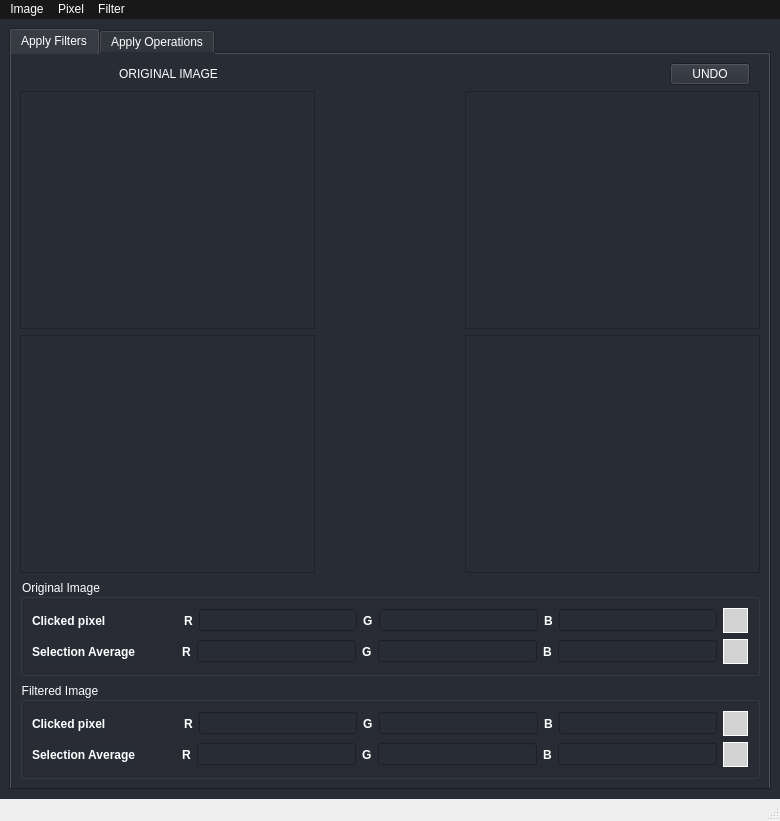
Above: main_gui.ui from MatiMonaco/ATI_TPS before the change. Below: the same form after it.
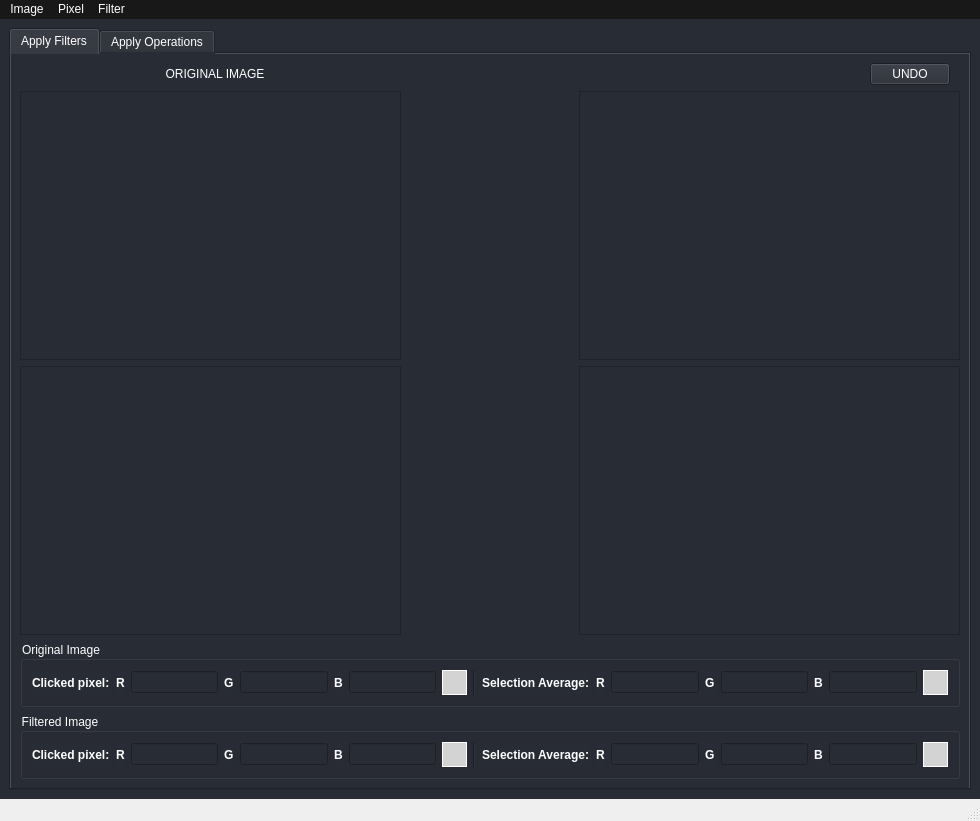
That is the form after the change. Icons and pictures are not drawn.

The edit to the form file:
```diff
--- a/main_gui.ui
+++ b/main_gui.ui
@@ -6,7 +6,7 @@
    <rect>
     <x>0</x>
     <y>0</y>
-    <width>780</width>
+    <width>980</width>
     <height>821</height>
    </rect>
   </property>
@@ -34,7 +34,7 @@
    </property>
    <property name="minimumSize">
     <size>
-     <width>780</width>
+     <width>980</width>
      <height>780</height>
     </size>
    </property>
@@ -158,8 +158,8 @@
             <widget class="QWidget" name="scroll_area_contents_orig_img">
              <property name="geometry">
               <rect>
-               <x>138</x>
-               <y>108</y>
+               <x>180</x>
+               <y>125</y>
                <width>18</width>
                <height>18</height>
               </rect>
@@ -229,8 +229,8 @@
               <rect>
                <x>0</x>
                <y>0</y>
-               <width>294</width>
-               <height>234</height>
+               <width>379</width>
+               <height>268</height>
               </rect>
              </property>
              <property name="sizePolicy">
@@ -264,8 +264,8 @@
             <widget class="QWidget" name="scroll_area_contents_filt_img">
              <property name="geometry">
               <rect>
-               <x>138</x>
-               <y>107</y>
+               <x>180</x>
+               <y>124</y>
                <width>18</width>
                <height>18</height>
               </rect>
@@ -332,8 +332,8 @@
               <rect>
                <x>0</x>
                <y>0</y>
-               <width>294</width>
-               <height>233</height>
+               <width>379</width>
+               <height>267</height>
               </rect>
              </property>
              <property name="sizePolicy">
@@ -358,33 +358,17 @@
           </property>
           <layout class="QVBoxLayout" name="verticalLayout_15">
            <item>
-            <layout class="QHBoxLayout" name="horizontalLayout_2" stretch="0,0,0,0,0,0,0,0,0">
+            <layout class="QHBoxLayout" name="horizontalLayout_2" stretch="0,0,0,0,0,0,0,0,0,0,0,0,0,0,0,0,0">
              <item>
               <widget class="QLabel" name="label_7">
                <property name="styleSheet">
                 <string notr="true">font-weight:bold;</string>
                </property>
                <property name="text">
-                <string>Clicked pixel</string>
+                <string>Clicked pixel:</string>
                </property>
               </widget>
              </item>
-             <item>
-              <spacer name="horizontalSpacer_2">
-               <property name="orientation">
-                <enum>Qt::Horizontal</enum>
-               </property>
-               <property name="sizeType">
-                <enum>QSizePolicy::Minimum</enum>
-               </property>
-               <property name="sizeHint" stdset="0">
-                <size>
-                 <width>72</width>
-                 <height>20</height>
-                </size>
-               </property>
-              </spacer>
-             </item>
              <item>
               <widget class="QLabel" name="label_10">
                <property name="styleSheet">
@@ -460,40 +444,27 @@
                 <string/>
                </property>
                <property name="alignment">
-                <set>Qt::AlignCenter</set>
+                <set>Qt::AlignLeading|Qt::AlignLeft|Qt::AlignVCenter</set>
                </property>
               </widget>
-             </item>
-            </layout>
            </item>
            <item>
-            <layout class="QHBoxLayout" name="horizontalLayout_3">
+              <widget class="Line" name="line_5">
+               <property name="orientation">
+                <enum>Qt::Vertical</enum>
+               </property>
+              </widget>
+             </item>
              <item>
               <widget class="QLabel" name="label_9">
                <property name="styleSheet">
                 <string notr="true">font-weight:bold;</string>
                </property>
                <property name="text">
-                <string>Selection Average</string>
+                <string>Selection Average:</string>
                </property>
               </widget>
              </item>
-             <item>
-              <spacer name="horizontalSpacer_3">
-               <property name="orientation">
-                <enum>Qt::Horizontal</enum>
-               </property>
-               <property name="sizeType">
-                <enum>QSizePolicy::Minimum</enum>
-               </property>
-               <property name="sizeHint" stdset="0">
-                <size>
-                 <width>40</width>
-                 <height>20</height>
-                </size>
-               </property>
-              </spacer>
-             </item>
              <item>
               <widget class="QLabel" name="label_13">
                <property name="styleSheet">
@@ -580,37 +551,19 @@
           <property name="title">
            <string>Filtered Image</string>
           </property>
-          <layout class="QVBoxLayout" name="verticalLayout_16">
+          <layout class="QHBoxLayout" name="horizontalLayout_3">
            <item>
-            <layout class="QHBoxLayout" name="horizontalLayout_4" stretch="0,0,0,0,0,0,0,0,0">
-             <item>
-              <widget class="QLabel" name="label_16">
+            <widget class="QLabel" name="label_23">
                <property name="styleSheet">
                 <string notr="true">font-weight:bold;</string>
                </property>
                <property name="text">
-                <string>Clicked pixel</string>
+              <string>Clicked pixel:</string>
                </property>
               </widget>
              </item>
              <item>
-              <spacer name="horizontalSpacer_9">
-               <property name="orientation">
-                <enum>Qt::Horizontal</enum>
-               </property>
-               <property name="sizeType">
-                <enum>QSizePolicy::Minimum</enum>
-               </property>
-               <property name="sizeHint" stdset="0">
-                <size>
-                 <width>72</width>
-                 <height>20</height>
-                </size>
-               </property>
-              </spacer>
-             </item>
-             <item>
-              <widget class="QLabel" name="label_17">
+            <widget class="QLabel" name="label_19">
                <property name="styleSheet">
                 <string notr="true">font-weight:bold;</string>
                </property>
@@ -627,7 +580,7 @@
               </widget>
              </item>
              <item>
-              <widget class="QLabel" name="label_18">
+            <widget class="QLabel" name="label_17">
                <property name="styleSheet">
                 <string notr="true">font-weight:bold;</string>
                </property>
@@ -638,13 +591,13 @@
              </item>
              <item>
               <widget class="QLineEdit" name="filt_pixel_G_line_edit">
-               <property name="text">
-                <string/>
+             <property name="styleSheet">
+              <string notr="true">font-weight:bold;</string>
                </property>
               </widget>
              </item>
              <item>
-              <widget class="QLabel" name="label_19">
+            <widget class="QLabel" name="label_21">
                <property name="styleSheet">
                 <string notr="true">font-weight:bold;</string>
                </property>
@@ -683,52 +636,15 @@
                <property name="text">
                 <string/>
                </property>
-              </widget>
-             </item>
-            </layout>
-           </item>
-           <item>
-            <layout class="QHBoxLayout" name="horizontalLayout_6">
-             <item>
-              <widget class="QLabel" name="label_20">
-               <property name="styleSheet">
-                <string notr="true">font-weight:bold;</string>
-               </property>
-               <property name="text">
-                <string>Selection Average</string>
-               </property>
+             <property name="alignment">
+              <set>Qt::AlignLeading|Qt::AlignLeft|Qt::AlignVCenter</set>
+             </property>
               </widget>
              </item>
              <item>
-              <spacer name="horizontalSpacer_10">
+            <widget class="Line" name="line_6">
                <property name="orientation">
-                <enum>Qt::Horizontal</enum>
-               </property>
-               <property name="sizeType">
-                <enum>QSizePolicy::Minimum</enum>
-               </property>
-               <property name="sizeHint" stdset="0">
-                <size>
-                 <width>40</width>
-                 <height>20</height>
-                </size>
-               </property>
-              </spacer>
-             </item>
-             <item>
-              <widget class="QLabel" name="label_21">
-               <property name="styleSheet">
-                <string notr="true">font-weight:bold;</string>
-               </property>
-               <property name="text">
-                <string>R</string>
-               </property>
-              </widget>
-             </item>
-             <item>
-              <widget class="QLineEdit" name="filt_avg_R_line_edit">
-               <property name="styleSheet">
-                <string notr="true">font-weight:bold;</string>
+              <enum>Qt::Vertical</enum>
                </property>
               </widget>
              </item>
@@ -738,6 +654,33 @@
                 <string notr="true">font-weight:bold;</string>
                </property>
                <property name="text">
+              <string>Selection Average:</string>
+             </property>
+            </widget>
+           </item>
+           <item>
+            <widget class="QLabel" name="label_18">
+             <property name="styleSheet">
+              <string notr="true">font-weight:bold;</string>
+             </property>
+             <property name="text">
+              <string>R</string>
+             </property>
+            </widget>
+           </item>
+           <item>
+            <widget class="QLineEdit" name="filt_avg_R_line_edit">
+             <property name="styleSheet">
+              <string notr="true">font-weight:bold;</string>
+             </property>
+            </widget>
+           </item>
+           <item>
+            <widget class="QLabel" name="label_16">
+             <property name="styleSheet">
+              <string notr="true">font-weight:bold;</string>
+             </property>
+             <property name="text">
                 <string>G</string>
                </property>
               </widget>
@@ -747,13 +690,10 @@
                <property name="styleSheet">
                 <string notr="true">font-weight:bold;</string>
                </property>
-               <property name="text">
-                <string/>
-               </property>
               </widget>
              </item>
              <item>
-              <widget class="QLabel" name="label_23">
+            <widget class="QLabel" name="label_20">
                <property name="styleSheet">
                 <string notr="true">font-weight:bold;</string>
                </property>
@@ -795,8 +735,6 @@
               </widget>
              </item>
             </layout>
-           </item>
-          </layout>
          </widget>
         </item>
        </layout>
@@ -1177,7 +1115,7 @@
     <rect>
      <x>0</x>
      <y>0</y>
-     <width>780</width>
+     <width>980</width>
      <height>21</height>
     </rect>
    </property>
```
Left out of the diff: 6 changed lines with no effect on the pictures. Lines whose indentation alone changed are shown as unchanged.
